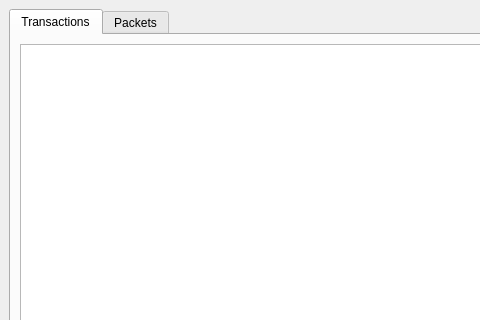
greatscottgadgets/luna-analyzer-capture, file analyzer.ui: the form before one commit; both pictures show x 0 to 480 and y 0 to 320 of the 800 by 600 pixel window.
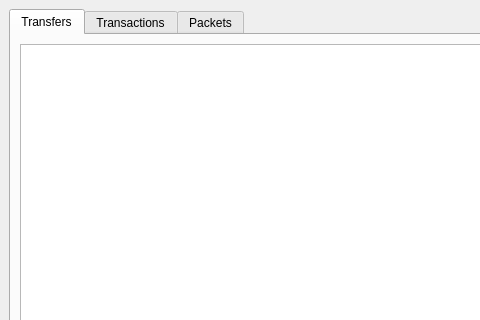
The form after the commit.

The edit to the form file:
```diff
--- a/analyzer.ui
+++ b/analyzer.ui
@@ -20,6 +20,16 @@
       <property name="currentIndex">
        <number>0</number>
       </property>
+      <widget class="QWidget" name="transferTab">
+       <attribute name="title">
+        <string>Transfers</string>
+       </attribute>
+       <layout class="QVBoxLayout" name="verticalLayout_4">
+        <item>
+         <widget class="QTableView" name="transferView"/>
+        </item>
+       </layout>
+      </widget>
       <widget class="QWidget" name="transactionTab">
        <attribute name="title">
         <string>Transactions</string>
```
